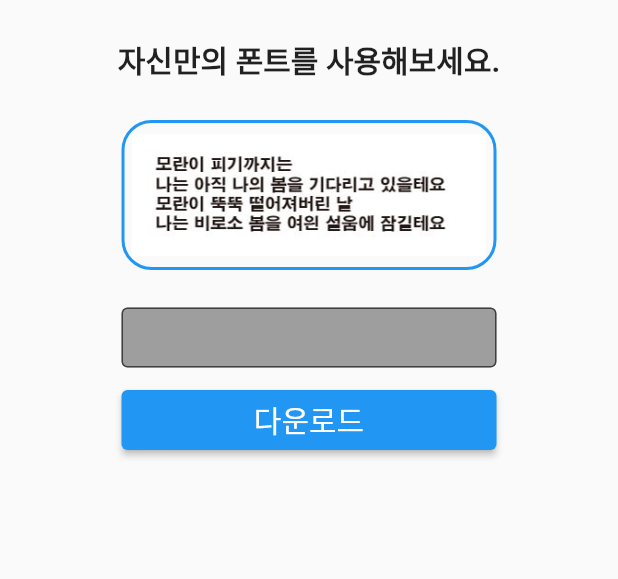
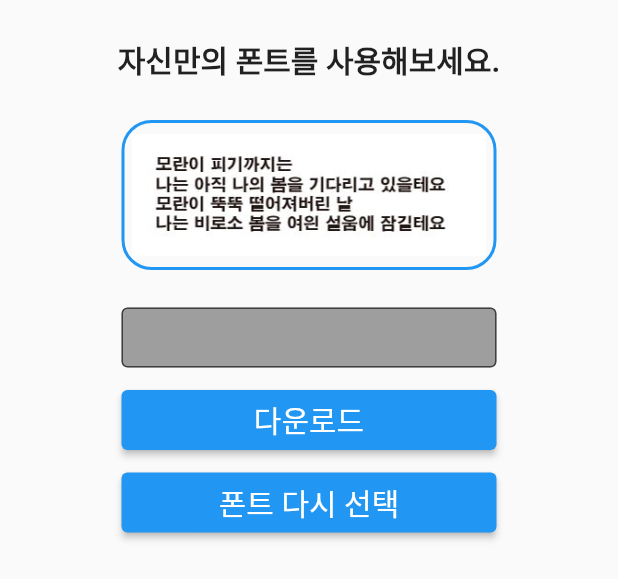
Before and after one commit to dumi33/Flutter_write_app, a Flutter app: the UseFont widget shown alone on an empty page, opened directly, on a phone screen of 412 x 824 dp. Shown: the top 579 px of the screen. Run offline on Flutter 3.47's test engine with Material 2 defaults, Android fonts, the phone set to English and light mode, and no system bars; our stand-ins replace camera, flutter_native_splash; missing offline and left inert: android_id; Roboto replaces fonts that are missing (milasiancirca).

```diff
--- a/lib/UseFont.dart
+++ b/lib/UseFont.dart
@@ -1,4 +1,6 @@
 import "package:flutter/material.dart";
+
+import "SelectFont.dart";
 
 class UseFont extends StatefulWidget {
   const UseFont({super.key});
@@ -63,6 +65,27 @@ class _UseFontState extends State<UseFont> {
                 child: Text("다운로드"),
               ),
             ),
+            SizedBox(height: 15),
+            SizedBox(
+              width: 250,
+              height: 40,
+              child: ElevatedButton(
+                onPressed: () {
+                  Navigator.push(
+                    context,
+                    MaterialPageRoute(builder: (_) => (SelectFont())),
+                  );
+                },
+                style: ElevatedButton.styleFrom(
+                  textStyle: const TextStyle(
+                      fontFamily: "milasiancirca",
+                      color: Colors.white,
+                      fontSize: 20,
+                      fontStyle: FontStyle.normal),
+                ),
+                child: Text("폰트 다시 선택"),
+              ),
+            ),
           ],
         ),
       ],
```
Also changed, not shown: lib/PhotoCheck.dart (+16 -15 lines).
